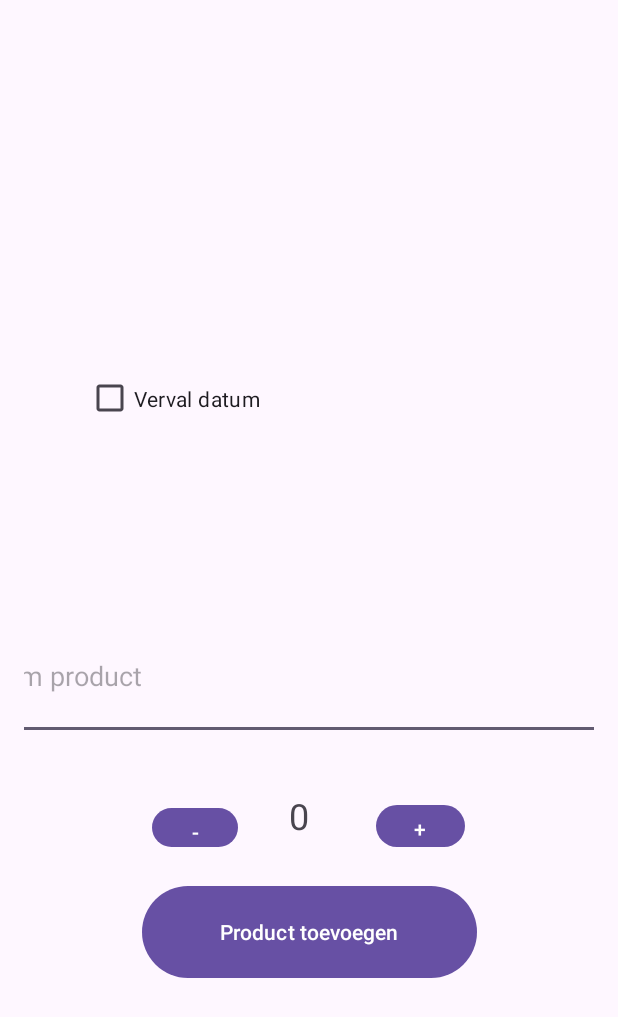
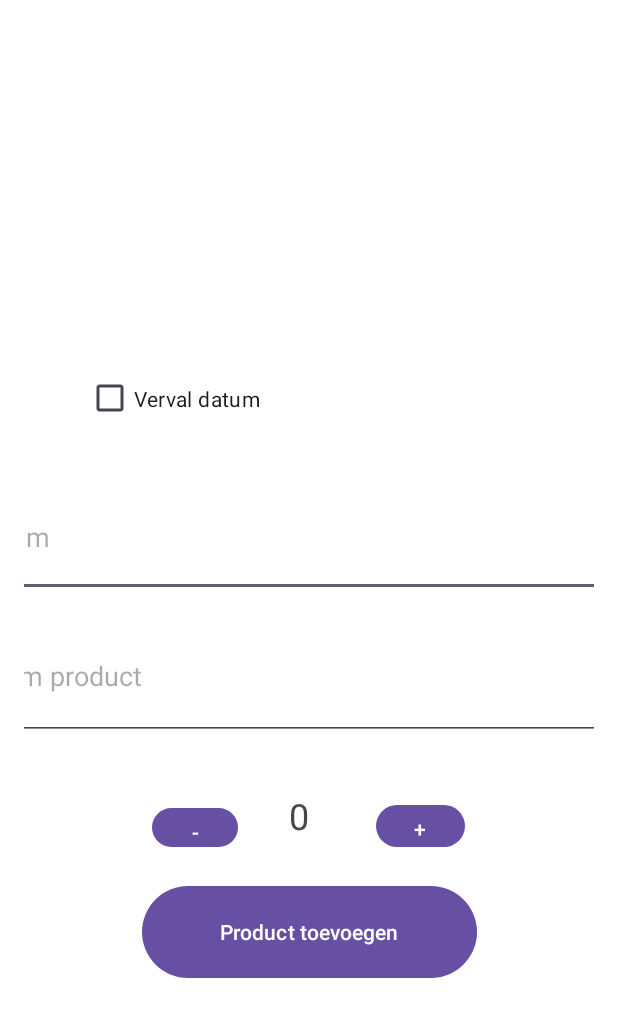
Before and after one commit to kasperrey/Opieswijnkelder, an Android app: the layout voeg_toe.xml on its own in the app's theme, with its tools: preview values and no code run, on a phone screen of 412 x 824 dp. Shown: the top 1017 px of the screen. Run offline under Robolectric (Android 15) with nearby library versions, the phone set to English and light mode, and no system bars.

Commit message:
eerste versie

```diff
--- a/app/src/main/res/layout/voeg_toe.xml
+++ b/app/src/main/res/layout/voeg_toe.xml
@@ -4,9 +4,11 @@
     xmlns:tools="http://schemas.android.com/tools"
     android:layout_width="match_parent"
     android:layout_height="match_parent"
+    android:background="@color/white"
+    android:backgroundTint="@color/white"
+    android:orientation="vertical"
     android:paddingLeft="16dp"
-    android:paddingRight="16dp"
-    android:orientation="vertical">
+    android:paddingRight="16dp">
 
     <EditText
         android:id="@+id/editTextDate"
@@ -21,7 +23,7 @@
         app:layout_constraintStart_toStartOf="parent"
         app:layout_constraintTop_toTopOf="parent"
         app:layout_constraintVertical_bias="0.428"
-        tools:visibility="invisible" />
+        tools:visibility="visible" />
 
     <CheckBox
         android:id="@+id/checkBox"
```
Also changed, not shown: app/src/main/ic_launcher-playstore.png, app/src/main/res/mipmap-hdpi/ic_launcher.webp, app/src/main/res/mipmap-hdpi/ic_launcher_round.webp, app/src/main/res/mipmap-hdpi/opieswijnkelder_foreground.webp, app/src/main/res/mipmap-mdpi/ic_launcher.webp, app/src/main/res/mipmap-mdpi/ic_launcher_round.webp, app/src/main/res/mipmap-mdpi/opieswijnkelder_foreground.webp, app/src/main/res/mipmap-xhdpi/ic_launcher.webp, app/src/main/res/mipmap-xhdpi/ic_launcher_round.webp, app/src/main/res/mipmap-xhdpi/opieswijnkelder_foreground.webp, app/src/main/res/mipmap-xxhdpi/ic_launcher.webp, app/src/main/res/mipmap-xxhdpi/ic_launcher_round.webp, app/src/main/res/mipmap-xxhdpi/opieswijnkelder_foreground.webp, app/src/main/res/mipmap-xxxhdpi/ic_launcher.webp, 2 more files.
